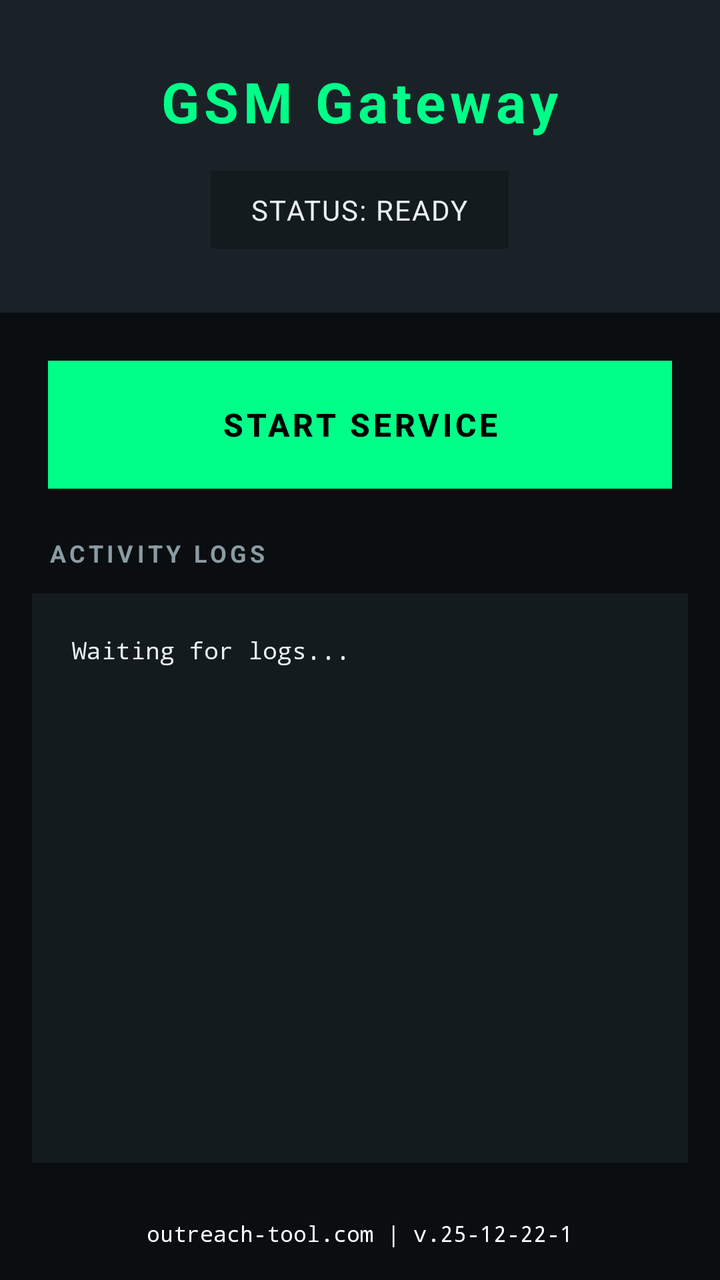
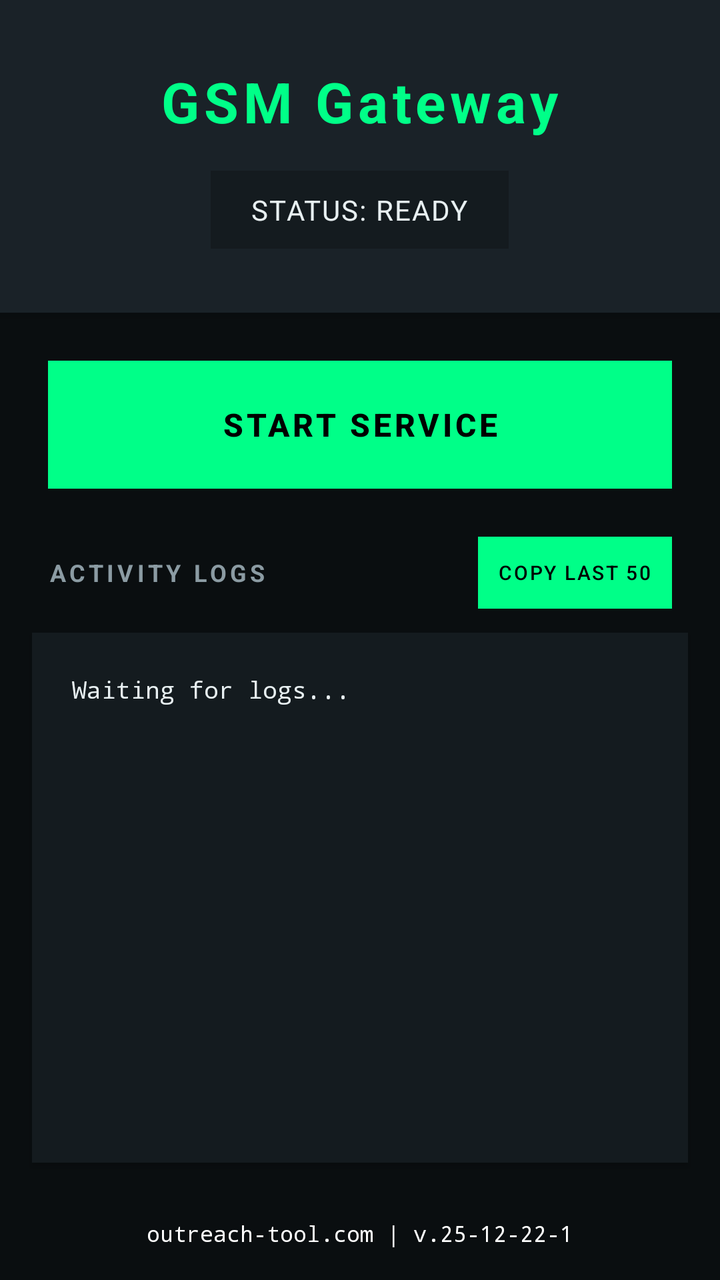

Two renders of the same Android screen: before a commit and after it. Below are the layout's source before the change and the commit's diff.
<!-- AndroidManifest.xml: application theme Theme.AndroidGSM -->
<!-- res/layout/activity_main.xml -->
<?xml version="1.0" encoding="utf-8"?>
<LinearLayout xmlns:android="http://schemas.android.com/apk/res/android"
              android:layout_width="match_parent"
              android:layout_height="match_parent"
              android:orientation="vertical"
              android:background="@color/bg_dark">

    <LinearLayout
            android:layout_width="match_parent"
            android:layout_height="wrap_content"
            android:orientation="vertical"
            android:background="@color/bg_elevated"
            android:padding="32dp"
            android:elevation="4dp">

        <TextView
                android:layout_width="wrap_content"
                android:layout_height="wrap_content"
                android:text="GSM Gateway"
                android:textSize="28sp"
                android:textColor="@color/brand_green"
                android:textStyle="bold"
                android:layout_gravity="center"
                android:letterSpacing="0.08" />

        <TextView
                android:id="@+id/statusTextView"
                android:layout_width="wrap_content"
                android:layout_height="wrap_content"
                android:text="Status: Ready"
                android:textSize="14sp"
                android:textColor="@color/text_primary"
                android:layout_gravity="center"
                android:layout_marginTop="16dp"
                android:padding="10dp"
                android:paddingStart="20dp"
                android:paddingEnd="20dp"
                android:background="@color/bg_card"
                android:textAllCaps="true"
                android:letterSpacing="0.05" />
    </LinearLayout>

    <LinearLayout
            android:layout_width="match_parent"
            android:layout_height="wrap_content"
            android:orientation="vertical"
            android:padding="24dp"
            android:gravity="center">

        <Button
                android:id="@+id/toggleButton"
                android:layout_width="match_parent"
                android:layout_height="64dp"
                android:text="START SERVICE"
                android:textSize="16sp"
                android:textStyle="bold"
                android:textColor="@color/black"
                android:background="@color/brand_green"
                android:elevation="8dp"
                android:letterSpacing="0.1"
                android:stateListAnimator="@null" />
    </LinearLayout>

    <LinearLayout
            android:id="@+id/sim_selection_container"
            android:layout_width="match_parent"
            android:layout_height="wrap_content"
            android:orientation="vertical"
            android:padding="24dp"
            android:background="@color/bg_card"
            android:layout_marginStart="16dp"
            android:layout_marginEnd="16dp"
            android:layout_marginBottom="16dp"
            android:elevation="2dp"
            android:visibility="gone">

        <TextView
                android:layout_width="wrap_content"
                android:layout_height="wrap_content"
                android:text="Select SIM for Calls"
                android:textSize="16sp"
                android:textColor="@color/text_primary"
                android:textStyle="bold"
                android:letterSpacing="0.05" />

        <RadioGroup
                android:id="@+id/sim_radio_group"
                android:layout_width="match_parent"
                android:layout_height="wrap_content"
                android:orientation="vertical"
                android:layout_marginTop="16dp" />
    </LinearLayout>

    <TextView
            android:layout_width="match_parent"
            android:layout_height="wrap_content"
            android:text="ACTIVITY LOGS"
            android:textSize="12sp"
            android:textStyle="bold"
            android:textColor="@color/text_secondary"
            android:paddingStart="24dp"
            android:paddingEnd="24dp"
            android:layout_marginBottom="12dp"
            android:letterSpacing="0.15" />

    <ScrollView
            android:id="@+id/scrollView"
            android:layout_width="match_parent"
            android:layout_height="0dp"
            android:layout_weight="1"
            android:background="@color/bg_card"
            android:padding="20dp"
            android:layout_marginStart="16dp"
            android:layout_marginEnd="16dp"
            android:layout_marginBottom="16dp"
            android:elevation="2dp">

        <TextView
                android:id="@+id/logTextView"
                android:layout_width="match_parent"
                android:layout_height="wrap_content"
                android:text="Waiting for logs...\n"
                android:textSize="12sp"
                android:textColor="@color/text_primary"
                android:fontFamily="monospace"
                android:lineSpacingExtra="6dp" />
    </ScrollView>

    <TextView
            android:id="@+id/versionTextView"
            android:layout_width="match_parent"
            android:layout_height="wrap_content"
            android:text="outreach-tool.com | v.25-12-22-1"
            android:textSize="11sp"
            android:textColor="#ffffff"
            android:fontFamily="monospace"
            android:gravity="center"
            android:paddingTop="12dp"
            android:paddingBottom="16dp" />

</LinearLayout>
<!-- resources referenced by this layout -->
<resources>
  <color name="bg_card">#141B1F</color>
  <color name="bg_dark">#0A0E10</color>
  <color name="bg_elevated">#1A2228</color>
  <color name="black">#FF000000</color>
  <color name="brand_green">#00FF88</color>
  <color name="text_primary">#E8F0F2</color>
  <color name="text_secondary">#8B9BA3</color>
  <style name="Theme.AndroidGSM" parent="Theme.MaterialComponents.DayNight.NoActionBar">
          <item name="colorPrimary">@color/brand_green</item>
          <item name="colorPrimaryVariant">@color/brand_green_dark</item>
          <item name="colorOnPrimary">@color/black</item>
          <item name="colorSecondary">@color/brand_green</item>
          <item name="colorSecondaryVariant">@color/brand_green_dark</item>
          <item name="colorOnSecondary">@color/black</item>
          <item name="android:statusBarColor">@color/bg_dark</item>
          <item name="android:windowLightStatusBar" tools:targetApi="m">false</item>
          <item name="android:navigationBarColor">@color/bg_dark</item>
      </style>
  <color name="brand_green_dark">#00CC6A</color>
</resources>

<!-- the commit's change to res/layout/activity_main.xml (unified diff, before → after) -->
@@ -91,17 +91,37 @@
                 android:layout_marginTop="16dp" />
     </LinearLayout>
 
-    <TextView
+    <LinearLayout
             android:layout_width="match_parent"
             android:layout_height="wrap_content"
-            android:text="ACTIVITY LOGS"
-            android:textSize="12sp"
-            android:textStyle="bold"
-            android:textColor="@color/text_secondary"
+            android:orientation="horizontal"
+            android:gravity="center_vertical"
             android:paddingStart="24dp"
             android:paddingEnd="24dp"
-            android:layout_marginBottom="12dp"
-            android:letterSpacing="0.15" />
+            android:layout_marginBottom="12dp">
+
+        <TextView
+                android:layout_width="0dp"
+                android:layout_height="wrap_content"
+                android:layout_weight="1"
+                android:text="ACTIVITY LOGS"
+                android:textSize="12sp"
+                android:textStyle="bold"
+                android:textColor="@color/text_secondary"
+                android:letterSpacing="0.15" />
+
+        <Button
+                android:id="@+id/copyLogsButton"
+                android:layout_width="wrap_content"
+                android:layout_height="36dp"
+                android:text="COPY LAST 50"
+                android:textSize="10sp"
+                android:textColor="@color/black"
+                android:background="@color/brand_green"
+                android:paddingStart="10dp"
+                android:paddingEnd="10dp"
+                android:stateListAnimator="@null" />
+    </LinearLayout>
 
     <ScrollView
             android:id="@+id/scrollView"
